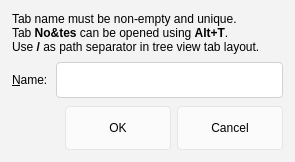
This is src/ui/tabdialog.ui in ForgetiExistence/CopyQ as Qt 5 draws it before an edit. The edited form follows.
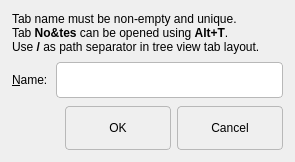
This is the edited form.

Commit message: Fix Win11 regressions: blank window, invisible menus, forced light theme

```diff
--- a/src/ui/tabdialog.ui
+++ b/src/ui/tabdialog.ui
@@ -18,14 +18,14 @@
   </property>
   <property name="styleSheet">
    <string notr="true">QDialog {
-    background-color: #F3F3F3;
+    background-color: palette(window);
 }
 
 QLineEdit, QTextEdit, QPlainTextEdit {
     border-radius: 4px;
-    border: 1px solid #D1D1D1;
+    border: 1px solid palette(mid);
     padding: 5px 8px;
-    background-color: #FFFFFF;
+    background-color: palette(base);
     min-width: 200px;
     min-height: 24px;
 }
@@ -35,8 +35,8 @@
     padding: 5px 12px;
     min-height: 32px;
     min-width: 80px;
-    border: 1px solid #E5E5E5;
-    background-color: #FBFBFB;
+    border: 1px solid palette(mid);
+    background-color: palette(button);
 }
 
 QPushButton:hover {
@@ -49,7 +49,7 @@
 
 QComboBox {
     border-radius: 4px;
-    border: 1px solid #D1D1D1;
+    border: 1px solid palette(mid);
     padding: 5px 8px;
     min-height: 24px;
 }
@@ -60,18 +60,18 @@
 
 QGroupBox {
     border-radius: 8px;
-    border: 1px solid #E5E5E5;
+    border: 1px solid palette(mid);
     margin-top: 12px;
     padding: 12px;
 }
 
 QListWidget, QTreeWidget, QTableWidget {
     border-radius: 8px;
-    border: 1px solid #E5E5E5;
+    border: 1px solid palette(mid);
 }
 
 QTabWidget::pane {
-    border: 1px solid #E5E5E5;
+    border: 1px solid palette(mid);
     border-radius: 8px;
 }
 
@@ -82,8 +82,8 @@
 }
 
 QTabBar::tab:selected {
-    background-color: #0078D4;
-    color: #FFFFFF;
+    background-color: palette(highlight);
+    color: palette(highlighted-text);
 }
 
 QScrollBar {
@@ -94,7 +94,7 @@
 }
 
 QScrollBar::handle {
-    background: #C0C0C0;
+    background: palette(mid);
     border-radius: 4px;
     min-height: 24px;
 }
```
Left out of the diff: 8 changed lines with no effect on the pictures. The commit also changes 34 other files.
